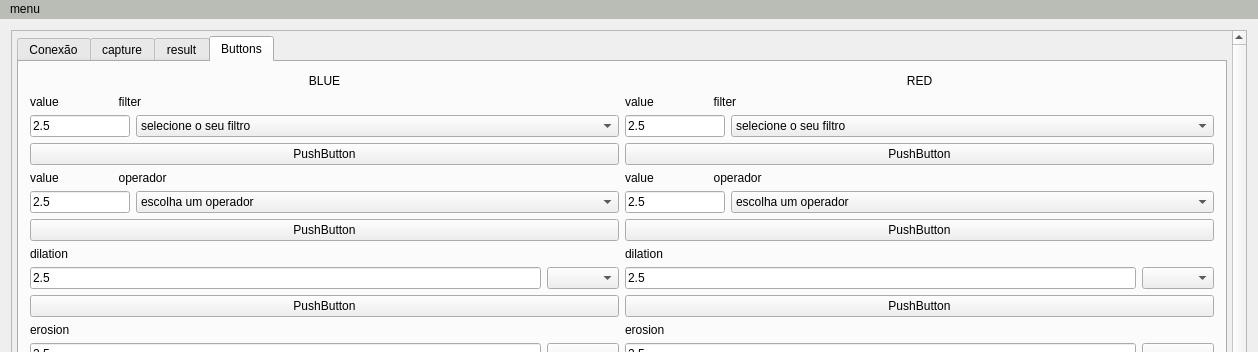
The window that Software-Qt/mainwindow.ui (EngineeringLibrary/BCN3D) describes before a commit, drawn with Qt 5; both pictures show x 0 to 1258 and y 0 to 352 of the 1258 by 653 pixel window.
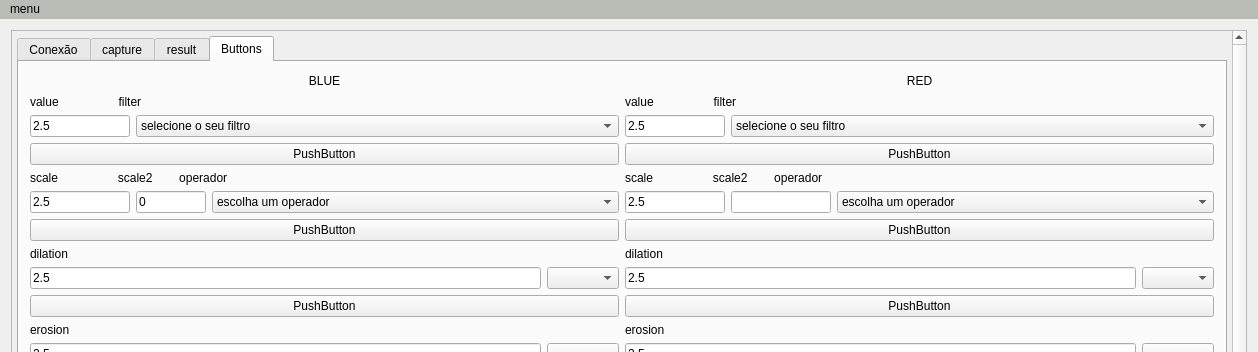
The same window after the commit. The open tabs and pages were chosen to show the change.

Commit message: adicionando condição && na linearização,e 2 linedit ao ui

```diff
--- a/Software-Qt/mainwindow.ui
+++ b/Software-Qt/mainwindow.ui
@@ -30,7 +30,7 @@
        <property name="geometry">
         <rect>
          <x>0</x>
-         <y>-167</y>
+         <y>0</y>
          <width>1224</width>
          <height>750</height>
         </rect>
@@ -433,7 +433,7 @@
                      </size>
                     </property>
                     <property name="text">
-                     <string>value                  operador </string>
+                     <string>scale                  scale2        operador </string>
                     </property>
                    </widget>
                   </item>
@@ -458,6 +458,16 @@
                       </property>
                      </widget>
                     </item>
+                    <item>
+                     <widget class="QLineEdit" name="filter_red_1_0">
+                      <property name="maximumSize">
+                       <size>
+                        <width>100</width>
+                        <height>16777215</height>
+                       </size>
+                      </property>
+                     </widget>
+                    </item>
                     <item>
                      <widget class="QComboBox" name="select_red_1">
                       <item>
@@ -808,7 +818,7 @@
                        </size>
                       </property>
                       <property name="text">
-                       <string>value                  operador </string>
+                       <string>scale                  scale2        operador </string>
                       </property>
                      </widget>
                     </item>
@@ -827,6 +837,19 @@
                         </property>
                        </widget>
                       </item>
+                      <item>
+                       <widget class="QLineEdit" name="filter_blue_1_0">
+                        <property name="maximumSize">
+                         <size>
+                          <width>70</width>
+                          <height>16777215</height>
+                         </size>
+                        </property>
+                        <property name="text">
+                         <string>0</string>
+                        </property>
+                       </widget>
+                      </item>
                       <item>
                        <widget class="QComboBox" name="select_blue_1">
                         <item>
```
Left out of the diff: 22 changed lines with no effect on the pictures. The commit also changes 5 other files.
